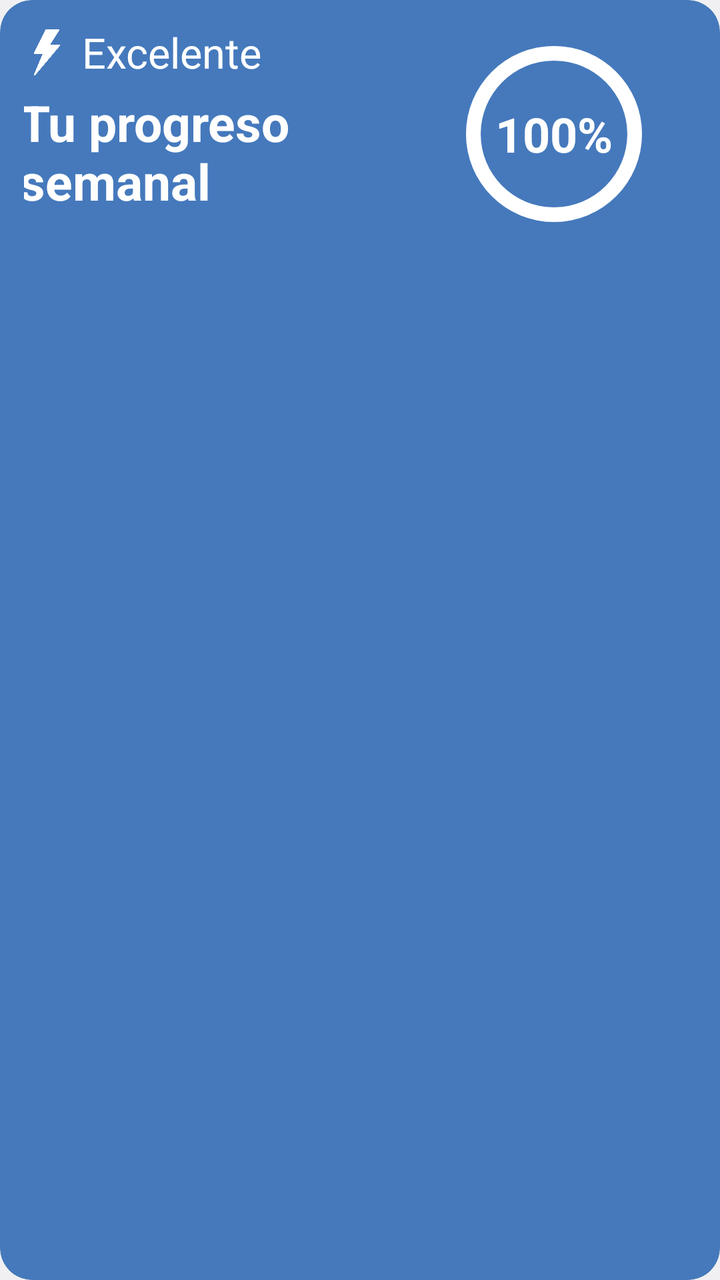
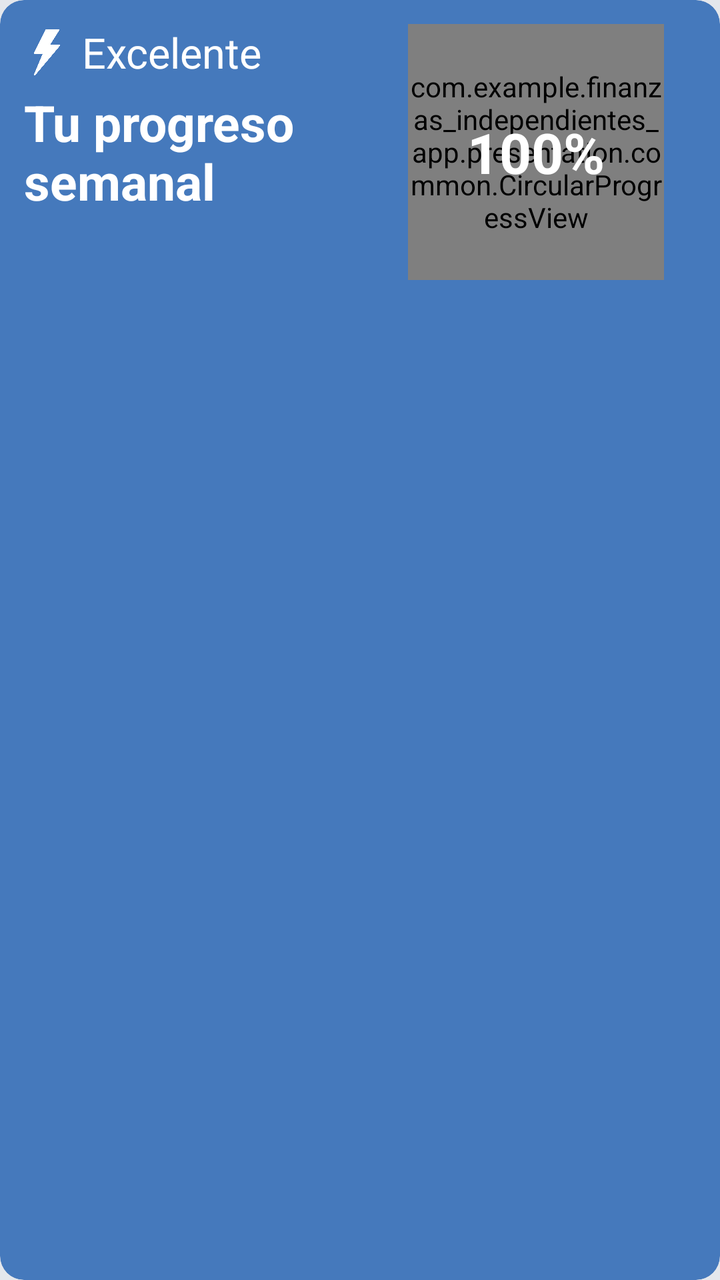

Two renders of the same Android screen: before a commit and after it. Below are the layout's source before the change and the commit's diff.
<!-- AndroidManifest.xml: application theme Theme.Finanzas_independientes_app -->
<!-- res/layout/layout_dashboard_progreso_semanal.xml -->
<?xml version="1.0" encoding="utf-8"?>
<com.google.android.material.card.MaterialCardView
    xmlns:android="http://schemas.android.com/apk/res/android"
    xmlns:app="http://schemas.android.com/apk/res-auto"
    xmlns:tools="http://schemas.android.com/tools"
    android:id="@+id/cardProgresoSemanal"
    android:layout_width="match_parent"
    android:layout_height="160dp"
    app:cardBackgroundColor="@color/blue_primary"
    app:cardCornerRadius="16dp"
    app:cardElevation="0dp"
    app:strokeWidth="0dp">

    <androidx.constraintlayout.widget.ConstraintLayout
        android:layout_width="match_parent"
        android:layout_height="wrap_content"
        android:padding="12dp">

        <LinearLayout
            android:id="@+id/llSemanalStatus"
            android:layout_width="wrap_content"
            android:layout_height="wrap_content"
            android:gravity="center_vertical"
            android:orientation="horizontal"
            app:layout_constraintStart_toStartOf="parent"
            app:layout_constraintTop_toTopOf="parent">
            <ImageView
                android:id="@+id/ivSemanalIcon"
                android:layout_width="23dp"
                android:layout_height="23dp"
                android:layout_marginEnd="6dp"
                android:src="@drawable/ic_power_full_w" />
            <TextView
                android:id="@+id/tvSemanalStatus"
                android:layout_width="wrap_content"
                android:layout_height="wrap_content"
                android:text="Excelente"
                android:textColor="@color/white"
                android:textSize="21sp" />
        </LinearLayout>

        <TextView
            android:id="@+id/tvSemanalTitle"
            android:layout_width="229dp"
            android:layout_height="66dp"
            android:layout_marginTop="4dp"
            android:layout_marginEnd="12dp"
            android:text="Tu progreso\nsemanal"
            android:textColor="@color/white"
            android:textSize="25sp"
            android:textStyle="bold"
            app:layout_constraintEnd_toStartOf="@id/flSemanalChart"
            app:layout_constraintHorizontal_bias="0.088"
            app:layout_constraintStart_toStartOf="parent"
            app:layout_constraintTop_toBottomOf="@id/llSemanalStatus" />

        <FrameLayout
            android:id="@+id/flSemanalChart"
            android:layout_width="110dp" android:layout_height="110dp" android:layout_marginEnd="16dp" app:layout_constraintBottom_toBottomOf="parent"
            app:layout_constraintEnd_toEndOf="parent"
            app:layout_constraintTop_toTopOf="parent">

            <ProgressBar
                style="?android:attr/progressBarStyleHorizontal"
                android:layout_width="match_parent"
                android:layout_height="match_parent"
                android:max="100"
                android:progress="100"
                android:progressDrawable="@drawable/circular_progress_full_bg" />

            <ProgressBar
                android:id="@+id/pbProgresoSemanal"
                style="?android:attr/progressBarStyleHorizontal"
                android:layout_width="match_parent"
                android:layout_height="match_parent"
                android:max="100"
                android:progress="100"
                android:progressDrawable="@drawable/circular_progress_full_bar" />

            <TextView
                android:id="@+id/tvSemanalPorcentaje"
                android:layout_width="wrap_content"
                android:layout_height="wrap_content"
                android:layout_gravity="center"
                android:text="100%"
                android:textColor="@color/white"
                android:textSize="24sp" android:textStyle="bold" />
        </FrameLayout>
    </androidx.constraintlayout.widget.ConstraintLayout>
</com.google.android.material.card.MaterialCardView>
<!-- resources referenced by this layout -->
<resources>
  <color name="blue_primary">#4579BC</color>
  <color name="white">#FFFFFF</color>
  <!-- drawable circular_progress_full_bar (drawable) -->
  <?xml version="1.0" encoding="utf-8"?>
  <rotate xmlns:android="http://schemas.android.com/apk/res/android"
      android:fromDegrees="270"
      android:toDegrees="270">
      <shape
          android:shape="ring"
          android:thicknessRatio="15"
          android:useLevel="true">
          <solid android:color="#FFFFFF" />
      </shape>
  </rotate>
  <!-- drawable circular_progress_full_bg (drawable) -->
  <?xml version="1.0" encoding="utf-8"?>
  <shape xmlns:android="http://schemas.android.com/apk/res/android"
      android:shape="ring"
      android:thicknessRatio="15"
      android:useLevel="false">
      <solid android:color="#4DFFFFFF" />
  </shape>
  <!-- drawable ic_power_full_w: png bitmap (drawable, 9371 bytes) -->
  <style name="Theme.Finanzas_independientes_app" parent="Base.Theme.Finanzas_independientes_app" />
  <style name="Base.Theme.Finanzas_independientes_app" parent="Theme.Material3.DayNight.NoActionBar">
          <item name="colorPrimary">@color/blue_primary</item>
          <item name="colorOnPrimary">@color/white</item>
          <item name="colorSecondary">@color/blue_dark</item>
          <item name="colorOnSecondary">@color/white</item>
          <item name="colorSurface">@color/surface</item>
          <item name="colorOnSurface">@color/on_surface</item>
          <item name="colorSurfaceVariant">@color/surface_variant</item>
          <item name="colorOnSurfaceVariant">@color/on_surface_variant</item>
          <item name="android:colorBackground">@color/background</item>
          <item name="colorError">@color/error_red</item>
          <item name="colorOutline">@color/outline</item>
      </style>
  <color name="blue_dark">#2B558C</color>
  <color name="surface">#FFFFFF</color>
  <color name="on_surface">#222222</color>
  <color name="surface_variant">#F0F0F2</color>
  <color name="on_surface_variant">#555555</color>
  <color name="background">#F0F0F2</color>
  <color name="error_red">#B00020</color>
  <color name="outline">#C4C4C4</color>
</resources>

<!-- the commit's change to res/layout/layout_dashboard_progreso_semanal.xml (unified diff, before → after) -->
@@ -6,8 +6,8 @@
     android:id="@+id/cardProgresoSemanal"
     android:layout_width="match_parent"
     android:layout_height="160dp"
-    app:cardBackgroundColor="@color/blue_primary"
-    app:cardCornerRadius="16dp"
+    app:cardBackgroundColor="?attr/colorPrimary"
+    app:shapeAppearance="@style/ShapeAppearance.App.MediumComponent"
     app:cardElevation="0dp"
     app:strokeWidth="0dp">
 
@@ -35,47 +35,34 @@
                 android:layout_width="wrap_content"
                 android:layout_height="wrap_content"
                 android:text="Excelente"
-                android:textColor="@color/white"
+                android:textColor="?attr/colorOnPrimary"
                 android:textSize="21sp" />
         </LinearLayout>
 
         <TextView
             android:id="@+id/tvSemanalTitle"
-            android:layout_width="229dp"
-            android:layout_height="66dp"
+            android:layout_width="0dp"
+            android:layout_height="wrap_content"
             android:layout_marginTop="4dp"
             android:layout_marginEnd="12dp"
             android:text="Tu progreso\nsemanal"
-            android:textColor="@color/white"
+            android:textColor="?attr/colorOnPrimary"
             android:textSize="25sp"
             android:textStyle="bold"
             app:layout_constraintEnd_toStartOf="@id/flSemanalChart"
-            app:layout_constraintHorizontal_bias="0.088"
             app:layout_constraintStart_toStartOf="parent"
             app:layout_constraintTop_toBottomOf="@id/llSemanalStatus" />
 
         <FrameLayout
             android:id="@+id/flSemanalChart"
-            android:layout_width="110dp" android:layout_height="110dp" android:layout_marginEnd="16dp" app:layout_constraintBottom_toBottomOf="parent"
+            android:layout_width="128dp" android:layout_height="128dp" android:layout_marginEnd="16dp" app:layout_constraintBottom_toBottomOf="parent"
             app:layout_constraintEnd_toEndOf="parent"
             app:layout_constraintTop_toTopOf="parent">
 
-            <ProgressBar
-                style="?android:attr/progressBarStyleHorizontal"
+            <com.example.finanzas_independientes_app.presentation.common.CircularProgressView
+                android:id="@+id/pbProgresoSemanal"
                 android:layout_width="match_parent"
-                android:layout_height="match_parent"
-                android:max="100"
-                android:progress="100"
-                android:progressDrawable="@drawable/circular_progress_full_bg" />
-
-            <ProgressBar
-                android:id="@+id/pbProgresoSemanal"
-                style="?android:attr/progressBarStyleHorizontal"
-                android:layout_width="match_parent"
-                android:layout_height="match_parent"
-                android:max="100"
-                android:progress="100"
-                android:progressDrawable="@drawable/circular_progress_full_bar" />
+                android:layout_height="match_parent" />
 
             <TextView
                 android:id="@+id/tvSemanalPorcentaje"
@@ -83,8 +70,8 @@
                 android:layout_height="wrap_content"
                 android:layout_gravity="center"
                 android:text="100%"
-                android:textColor="@color/white"
-                android:textSize="24sp" android:textStyle="bold" />
+                android:textColor="?attr/colorOnPrimary"
+                android:textSize="28sp" android:textStyle="bold" />
         </FrameLayout>
     </androidx.constraintlayout.widget.ConstraintLayout>
 </com.google.android.material.card.MaterialCardView>
<!-- resource entries referenced after the edit -->
@@ -2,48 +2,39 @@
 <resources>
   <color name="blue_primary">#4579BC</color>
   <color name="white">#FFFFFF</color>
-  <!-- drawable circular_progress_full_bar (drawable) -->
-  <?xml version="1.0" encoding="utf-8"?>
-  <rotate xmlns:android="http://schemas.android.com/apk/res/android"
-      android:fromDegrees="270"
-      android:toDegrees="270">
-      <shape
-          android:shape="ring"
-          android:thicknessRatio="15"
-          android:useLevel="true">
-          <solid android:color="#FFFFFF" />
-      </shape>
-  </rotate>
-  <!-- drawable circular_progress_full_bg (drawable) -->
-  <?xml version="1.0" encoding="utf-8"?>
-  <shape xmlns:android="http://schemas.android.com/apk/res/android"
-      android:shape="ring"
-      android:thicknessRatio="15"
-      android:useLevel="false">
-      <solid android:color="#4DFFFFFF" />
-  </shape>
+  <color name="primary_container">#DCE7F3</color>
+  <color name="on_primary_container">#0F2942</color>
   <!-- drawable ic_power_full_w: png bitmap (drawable, 9371 bytes) -->
+  <style name="ShapeAppearance.App.MediumComponent" parent="ShapeAppearance.Material3.MediumComponent">
+          <item name="cornerSize">12dp</item>
+      </style>
   <style name="Theme.Finanzas_independientes_app" parent="Base.Theme.Finanzas_independientes_app" />
   <style name="Base.Theme.Finanzas_independientes_app" parent="Theme.Material3.DayNight.NoActionBar">
           <item name="colorPrimary">@color/blue_primary</item>
           <item name="colorOnPrimary">@color/white</item>
+          <item name="colorPrimaryContainer">@color/primary_container</item>
+          <item name="colorOnPrimaryContainer">@color/on_primary_container</item>
           <item name="colorSecondary">@color/blue_dark</item>
           <item name="colorOnSecondary">@color/white</item>
           <item name="colorSurface">@color/surface</item>
           <item name="colorOnSurface">@color/on_surface</item>
           <item name="colorSurfaceVariant">@color/surface_variant</item>
           <item name="colorOnSurfaceVariant">@color/on_surface_variant</item>
+          <item name="colorSurfaceContainer">@color/surface_container</item>
           <item name="android:colorBackground">@color/background</item>
           <item name="colorError">@color/error_red</item>
           <item name="colorOutline">@color/outline</item>
+          <item name="colorOutlineVariant">@color/outline_variant</item>
       </style>
   <color name="blue_dark">#2B558C</color>
   <color name="surface">#FFFFFF</color>
   <color name="on_surface">#222222</color>
-  <color name="surface_variant">#F0F0F2</color>
+  <color name="surface_variant">#E4E7EC</color>
   <color name="on_surface_variant">#555555</color>
-  <color name="background">#F0F0F2</color>
+  <color name="surface_container">#E8E9ED</color>
+  <color name="background">#E4E7EC</color>
   <color name="error_red">#B00020</color>
   <color name="outline">#C4C4C4</color>
+  <color name="outline_variant">#E0E0E0</color>
 </resources>
 
